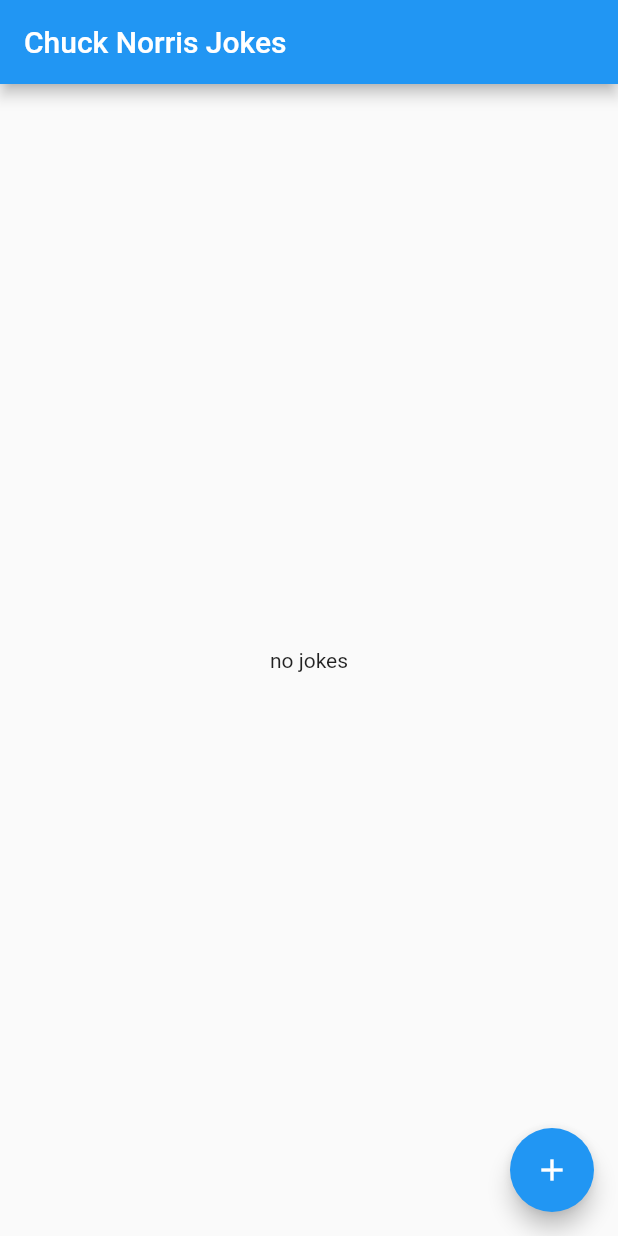
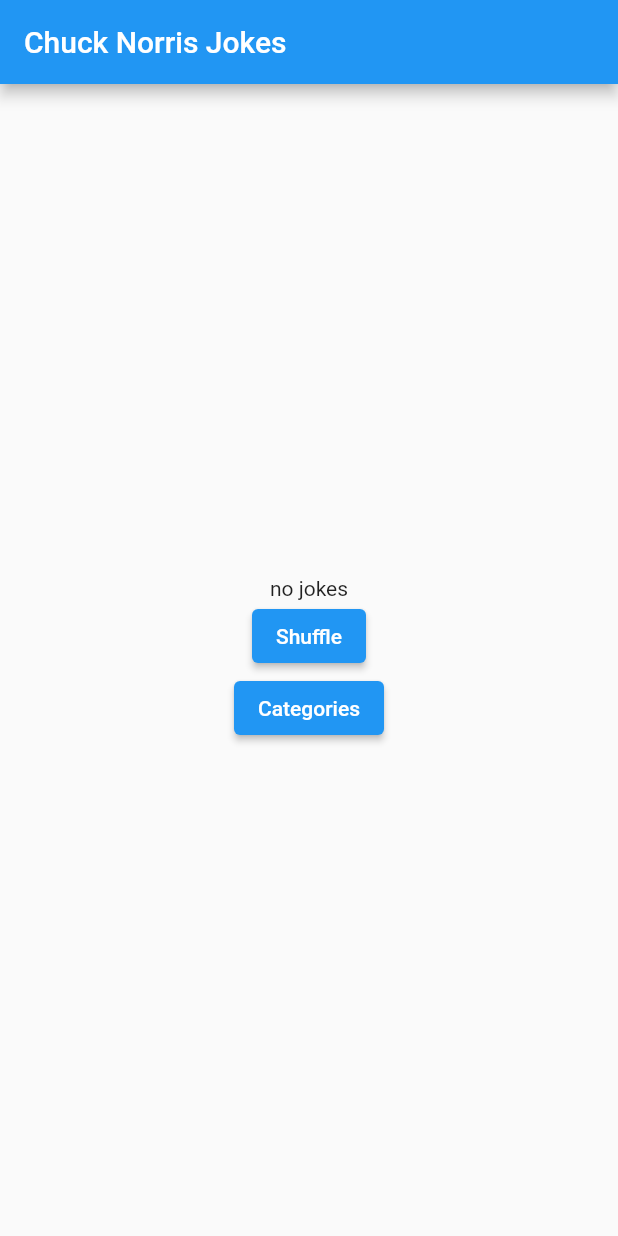
Before and after one commit to aykutonen/chuck_norris_jokes, a Flutter app: the screen it shows after launch, on a phone screen of 412 x 824 dp. Run offline on Flutter 3.47's test engine with Material 2 defaults, Android fonts, the phone set to English and light mode, and no system bars; our stand-ins replace get; network calls fail.

Commit message:
seçili category home'a taşındı

```diff
--- /dev/null
+++ b/lib/controllers/category_controller.dart
@@ -0,0 +1,23 @@
+import 'package:chuck_norris_jokes/services/chucknorris_service.dart';
+import 'package:get/get.dart';
+
+class CategoryController extends GetxController {
+  var categories = Rx<List<String>>([]);
+  var isLoading = false.obs;
+  int get count => categories.value.length;
+
+  final service = Get.find<ChuckNorrisService>();
+
+  @override
+  void onInit() {
+    if (count == 0) getCategories();
+    super.onInit();
+  }
+
+  void getCategories() async {
+    print("getting categories...");
+    isLoading(true);
+    categories(await service.categories());
+    isLoading(false);
+  }
+}
--- a/lib/controllers/home_controller.dart
+++ b/lib/controllers/home_controller.dart
@@ -1,13 +1,14 @@
-import 'package:chuck_norris_jokes/models/joke.dart';
+import 'package:chuck_norris_jokes/models/joke/joke.dart';
 import 'package:chuck_norris_jokes/services/chucknorris_service.dart';
 import 'package:get/get.dart';
 
 class HomeController extends GetxController {
   var joke = Rxn<Joke>();
   var isLoading = false.obs;
+  var selectedCategory = "".obs;
   bool get hasJoke => joke.value != null;
 
-  final service = Get.put(ChuckNorrisService());
+  final service = Get.find<ChuckNorrisService>();
 
   @override
   void onInit() {
@@ -17,7 +18,15 @@
 
   void random() async {
     isLoading(true);
-    joke(await service.random());
+    if (selectedCategory.isNotEmpty)
+      joke(await service.randomByCategory(selectedCategory.value));
+    else
+      joke(await service.random());
     isLoading(false);
   }
+
+  void selectCategory(String cat) {
+    selectedCategory(cat);
+    random();
+  }
 }
--- a/lib/main.dart
+++ b/lib/main.dart
@@ -1,9 +1,15 @@
+import 'package:chuck_norris_jokes/controllers/category_controller.dart';
+import 'package:chuck_norris_jokes/providers/chucknorris_provider.dart';
+import 'package:chuck_norris_jokes/services/chucknorris_service.dart';
 import 'package:chuck_norris_jokes/views/home.dart';
 import 'package:flutter/material.dart';
 import 'package:get/get.dart';
 
 void main() {
   WidgetsFlutterBinding.ensureInitialized();
+  Get.put(ChuckNorrisProvider());
+  Get.put(ChuckNorrisService());
+  Get.put(CategoryController());
   runApp(const MyApp());
 }
 
--- a/lib/providers/chucknorris_provider.dart
+++ b/lib/providers/chucknorris_provider.dart
@@ -9,6 +9,9 @@
 
   Future<Response> random() async => await get("random");
 
+  Future<Response> randomByCateogry(String cat) async =>
+      await get("random?category=$cat");
+
   Future<Response> categories() async => await get("categories");
 
   Future<Response> search(String query) async =>
--- a/lib/services/chucknorris_service.dart
+++ b/lib/services/chucknorris_service.dart
@@ -1,16 +1,28 @@
-import 'package:chuck_norris_jokes/models/joke.dart';
+import 'package:chuck_norris_jokes/models/joke/joke.dart';
 import 'package:chuck_norris_jokes/providers/chucknorris_provider.dart';
 import 'package:get/get.dart';
 
 class ChuckNorrisService {
-  final _provider = Get.put(ChuckNorrisProvider());
+  final _provider = Get.find<ChuckNorrisProvider>();
 
   Future<Joke?> random() async {
     Joke? result;
     var response = await _provider.random();
-    if (response.isOk) {
-      return result = Joke.fromJson(response.body);
-    }
+    if (response.isOk) result = Joke.fromJson(response.body);
     return result;
   }
+
+  Future<Joke?> randomByCategory(String cat) async {
+    Joke? result;
+    var response = await _provider.randomByCateogry(cat);
+    if (response.isOk) result = Joke.fromJson(response.body);
+    return result;
+  }
+
+  Future<List<String>> categories() async {
+    List<String> categories = [];
+    var response = await _provider.categories();
+    if (response.isOk) categories = List.from(response.body);
+    return categories;
+  }
 }
--- a/lib/views/home.dart
+++ b/lib/views/home.dart
@@ -1,4 +1,5 @@
 import 'package:chuck_norris_jokes/controllers/home_controller.dart';
+import 'package:chuck_norris_jokes/views/categories.dart';
 import 'package:flutter/material.dart';
 import 'package:get/get.dart';
 
@@ -13,21 +14,63 @@
       appBar: AppBar(
         title: Text("Chuck Norris Jokes"),
       ),
-      body: Center(
-        child: Obx(() => ctrl.isLoading.value
+      body: SafeArea(
+        child: Column(
+          mainAxisAlignment: MainAxisAlignment.start,
+          crossAxisAlignment: CrossAxisAlignment.center,
+          mainAxisSize: MainAxisSize.max,
+          children: [
+            Obx(
+              () => ctrl.selectedCategory.isNotEmpty
+                  ? Row(
+                      crossAxisAlignment: CrossAxisAlignment.center,
+                      mainAxisAlignment: MainAxisAlignment.center,
+                      children: [
+                        Text("Selected Category: ${ctrl.selectedCategory}"),
+                        IconButton(
+                          onPressed: () => ctrl.selectCategory(""),
+                          icon: const Icon(Icons.delete),
+                        )
+                      ],
+                    )
+                  : Container(),
+            ),
+            Expanded(
+              child: Column(
+                mainAxisSize: MainAxisSize.max,
+                mainAxisAlignment: MainAxisAlignment.center,
+                children: [
+                  Obx(() => ctrl.isLoading.value
                       ? Center(child: CircularProgressIndicator())
                       : ctrl.hasJoke
                           ? Padding(
                               padding: const EdgeInsets.all(16.0),
-                    child: Text(ctrl.joke.value!.content),
+                              child: Center(
+                                child: Text(
+                                  ctrl.joke.value!.content,
+                                ),
+                              ),
                             )
                           : Text("no jokes")),
+                  ElevatedButton(
+                    onPressed: () => ctrl.random(),
+                    child: Text("Shuffle"),
                   ),
-      floatingActionButton: FloatingActionButton(
-        onPressed: () => ctrl.random(),
-        tooltip: 'Increment',
-        child: const Icon(Icons.add),
-      ), // This trailing comma makes auto-formatting nicer for build methods.
+                  ElevatedButton(
+                    onPressed: () => Get.to(() => CategoriesView()),
+                    child: Text("Categories"),
+                  ),
+                ],
+              ),
+            ),
+          ],
+        ),
+      ),
+      // floatingActionButton: FloatingActionButton(
+      //   onPressed: () => ctrl.random(),
+      //   tooltip: 'Increment',
+      //   child: const Icon(Icons.add),
+      // ), // This trailing comma makes auto-formatting nicer for build methods.
     );
   }
 }
```
Also changed, not shown: lib/views/categories.dart (added, +31 -0 lines), lib/models/joke/joke.dart (renamed from lib/models/joke.dart), lib/models/joke/joke.g.dart (renamed from lib/models/joke.g.dart). Lines whose indentation alone changed are shown as unchanged.
